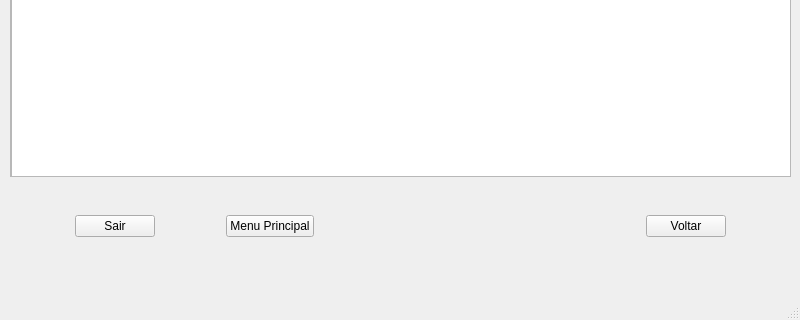
Before: the Qt Designer form view/viewSaida.ui in alcebiadesogamas/SysInventFlor, drawn with Qt 5; both pictures show x 0 to 800 and y 374 to 694 of the 800 by 694 pixel window.
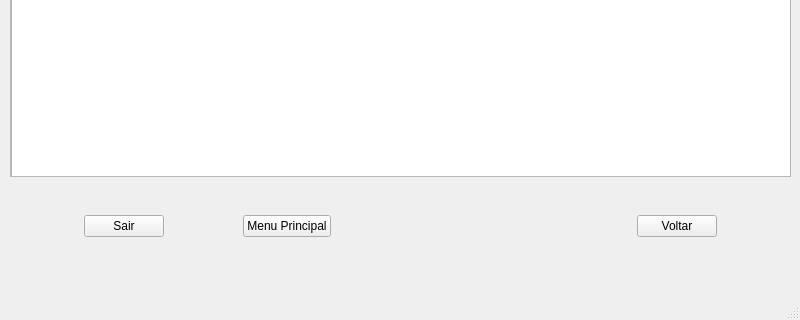
After: the same form once the commit is applied.

Commit message: correções na interfaces

Patch:
```diff
--- a/view/viewSaida.ui
+++ b/view/viewSaida.ui
@@ -112,66 +112,17 @@
        </property>
       </widget>
      </item>
-     <item>
-      <spacer name="horizontalSpacer_8">
-       <property name="orientation">
-        <enum>Qt::Horizontal</enum>
-       </property>
-       <property name="sizeHint" stdset="0">
-        <size>
-         <width>40</width>
-         <height>20</height>
-        </size>
-       </property>
-      </spacer>
-     </item>
-     <item>
-      <spacer name="horizontalSpacer_7">
-       <property name="orientation">
-        <enum>Qt::Horizontal</enum>
-       </property>
-       <property name="sizeHint" stdset="0">
-        <size>
-         <width>40</width>
-         <height>20</height>
-        </size>
-       </property>
-      </spacer>
-     </item>
-     <item>
-      <spacer name="horizontalSpacer_6">
-       <property name="orientation">
-        <enum>Qt::Horizontal</enum>
-       </property>
-       <property name="sizeHint" stdset="0">
-        <size>
-         <width>40</width>
-         <height>20</height>
-        </size>
-       </property>
-      </spacer>
-     </item>
-     <item>
-      <spacer name="horizontalSpacer_4">
-       <property name="orientation">
-        <enum>Qt::Horizontal</enum>
-       </property>
-       <property name="sizeHint" stdset="0">
-        <size>
-         <width>40</width>
-         <height>20</height>
-        </size>
-       </property>
-      </spacer>
-     </item>
      <item>
       <spacer name="horizontalSpacer">
        <property name="orientation">
         <enum>Qt::Horizontal</enum>
        </property>
+       <property name="sizeType">
+        <enum>QSizePolicy::Fixed</enum>
+       </property>
        <property name="sizeHint" stdset="0">
         <size>
-         <width>40</width>
+         <width>300</width>
          <height>20</height>
         </size>
        </property>
```
Left out of the diff: 2 changed lines with no effect on the pictures. The commit also changes 3 other files.
